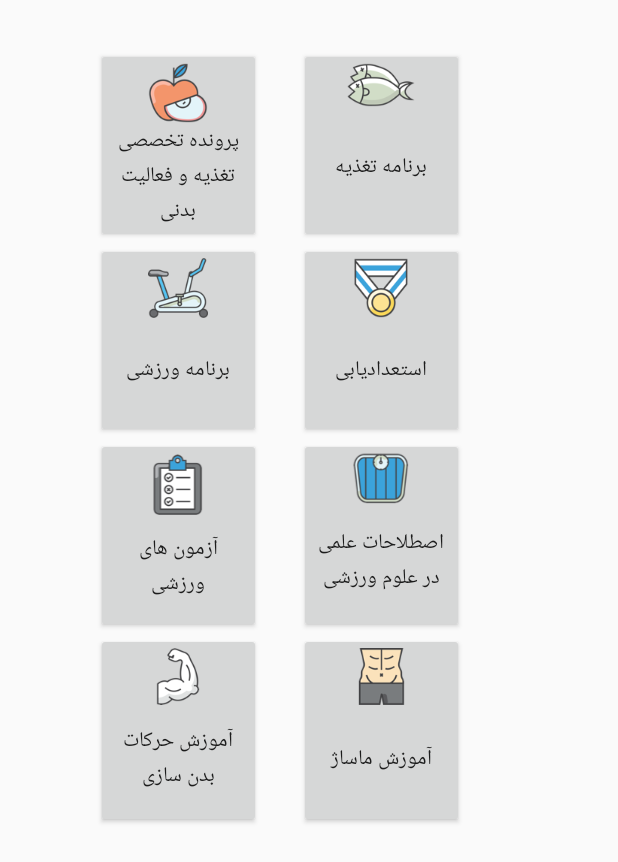
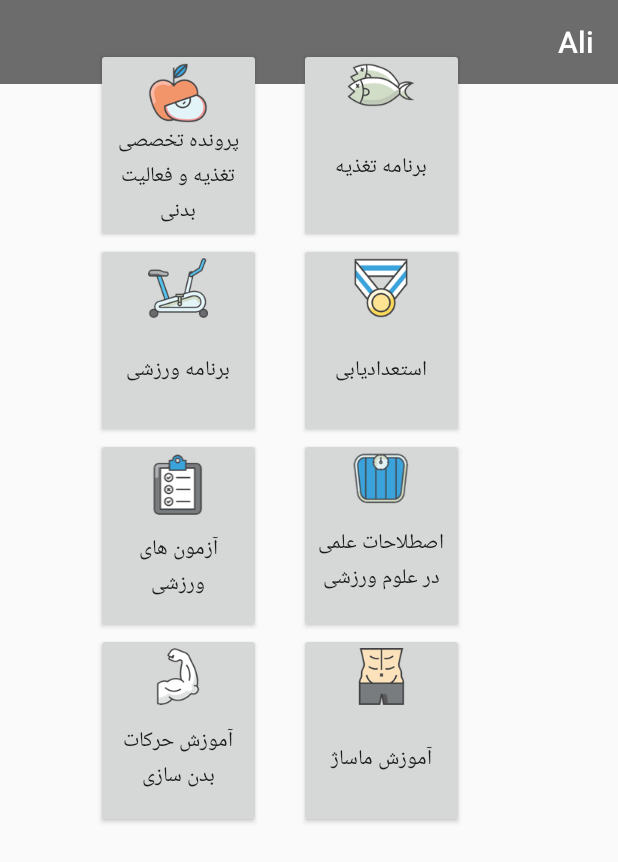
Before and after one commit to Geekologyir/Parvaneh, an Android app: the MenuActivity screen opened directly, with no data from a screen before it, on a phone screen of 412 x 824 dp. Shown: the top 862 px of the screen. Run offline under Robolectric (Android 15) with nearby library versions, the phone set to English and light mode, and no system bars.

Commit message:
Navigation Bar +Drawer Layout Change

```diff
--- a/app/src/main/res/layout/activity_menu.xml
+++ b/app/src/main/res/layout/activity_menu.xml
@@ -5,7 +5,17 @@
     android:layout_height="match_parent"
     xmlns:app="http://schemas.android.com/apk/res-auto"
     tools:context="ir.geek.parvaneh.MenuActivity">
-
+<LinearLayout
+    android:layout_width="match_parent"
+    android:layout_height="match_parent">
+    <android.support.v7.widget.Toolbar
+        android:layout_width="match_parent"
+        android:layout_height="wrap_content"
+        android:background="@color/darkgray"
+        android:layoutDirection="rtl"
+        android:theme="@style/Base.ThemeOverlay.AppCompat.Dark.ActionBar"
+        app:title="Ali"></android.support.v7.widget.Toolbar>
+</LinearLayout>
     <android.support.design.widget.NavigationView
         android:layout_width="wrap_content"
         android:layout_height="match_parent"
```
